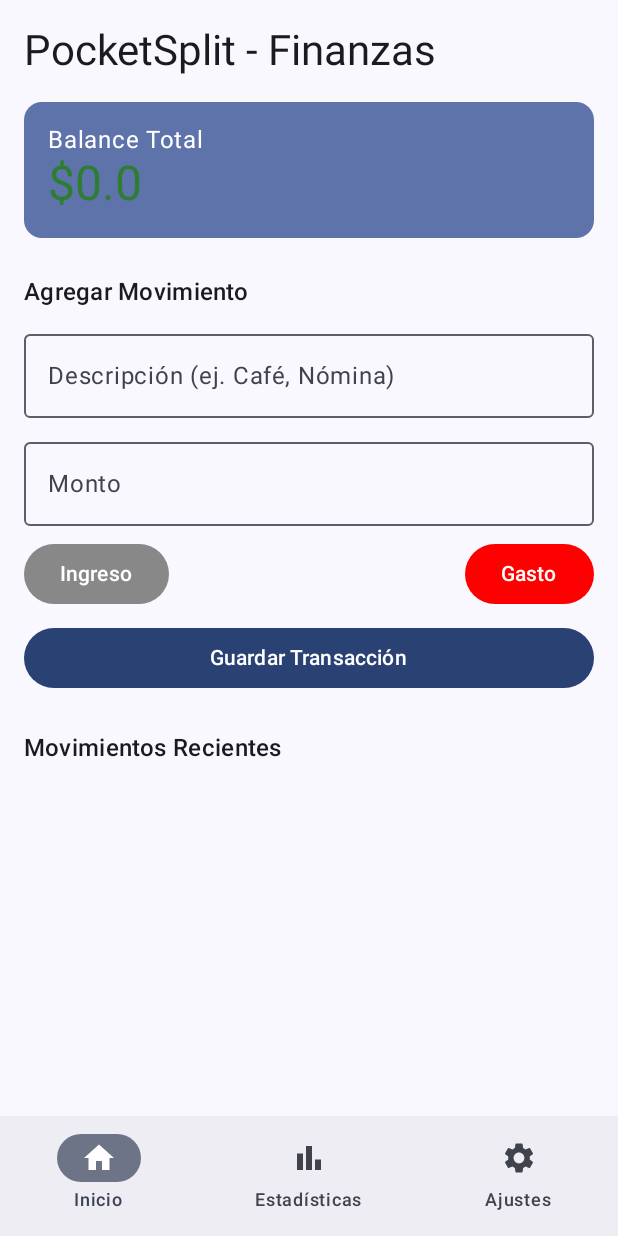
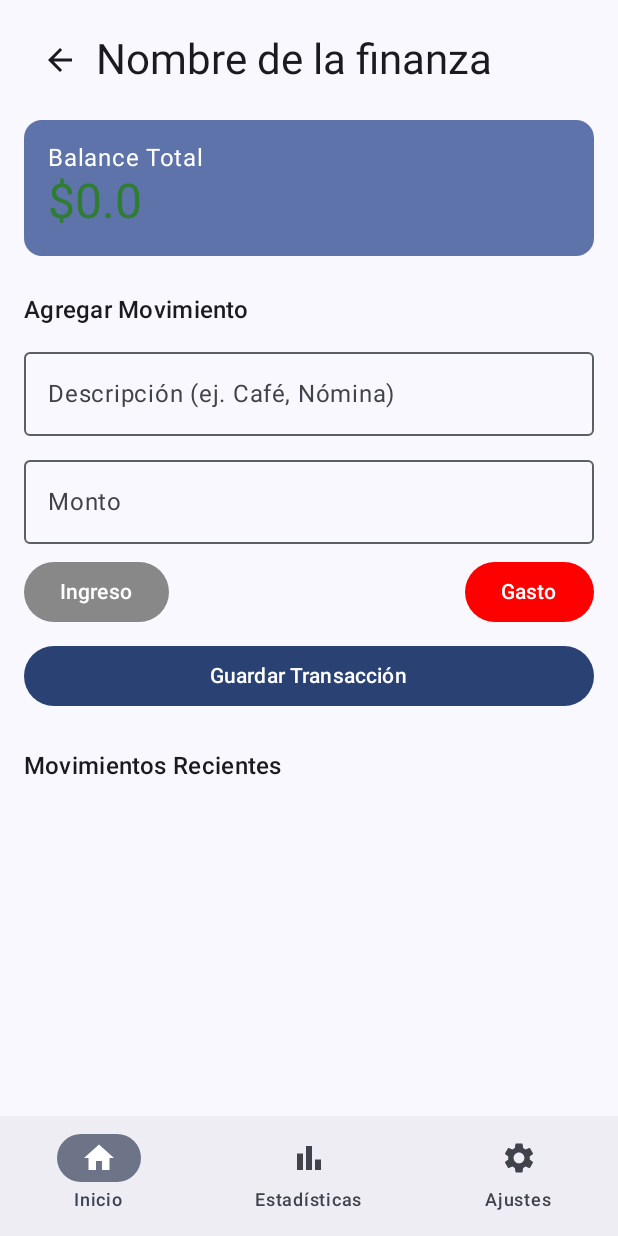
Before and after one commit to IsmaelYanes/PocketSplit, an Android app built with Jetpack Compose: the FinanceScreen screen opened through its navigation route, on a phone screen of 412 x 824 dp. Run offline under Robolectric (Android 15) with nearby library versions, the phone set to English and light mode, and no system bars.

Commit message:
Cambios menores al flujo de navegación desde FinanceScreen.kt hacia Homescreen.kt

```diff
--- a/app/src/main/java/com/develop/pocketsplit/ui/screen/FinanceScreen.kt
+++ b/app/src/main/java/com/develop/pocketsplit/ui/screen/FinanceScreen.kt
@@ -3,8 +3,11 @@ package com.develop.pocketsplit.ui.screen
 import androidx.compose.foundation.layout.*
 import androidx.compose.foundation.lazy.LazyColumn
 import androidx.compose.foundation.lazy.items
+import androidx.compose.material.icons.Icons
+import androidx.compose.material.icons.automirrored.filled.ArrowBack
 import androidx.compose.material3.*
 import androidx.compose.runtime.*
+import androidx.compose.ui.Alignment
 import androidx.compose.ui.Modifier
 import androidx.compose.ui.graphics.Color
 import androidx.compose.ui.unit.dp
@@ -15,6 +18,7 @@ import com.develop.pocketsplit.ui.viewmodel.FinanceViewModel
 @Composable
 fun FinanceScreen(
     modifier: Modifier = Modifier, // 1. Añadimos el modifier aquí
+    financeName: String = "Nombre de la finanza", // Placeholder: se sustituirá por el nombre real de la finanza
     viewModel: FinanceViewModel = viewModel(),
     onBack: () -> Unit
 ) {
@@ -30,8 +34,16 @@ fun FinanceScreen(
             .fillMaxSize()
             .padding(16.dp)
     ) {
-        // Título de la App
-        Text(text = "PocketSplit - Finanzas", style = MaterialTheme.typography.headlineMedium)
+        // Cabecera con flecha de volver y nombre de la finanza
+        Row(verticalAlignment = Alignment.CenterVertically) {
+            IconButton(onClick = onBack) {
+                Icon(
+                    imageVector = Icons.AutoMirrored.Filled.ArrowBack,
+                    contentDescription = "Volver"
+                )
+            }
+            Text(text = financeName, style = MaterialTheme.typography.headlineMedium)
+        }
         Spacer(modifier = Modifier.height(16.dp))
 
         // Tarjeta de Balance
```
